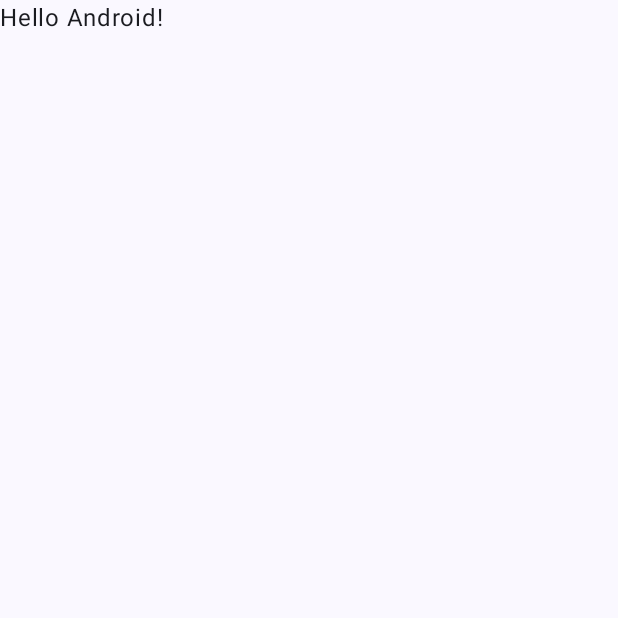
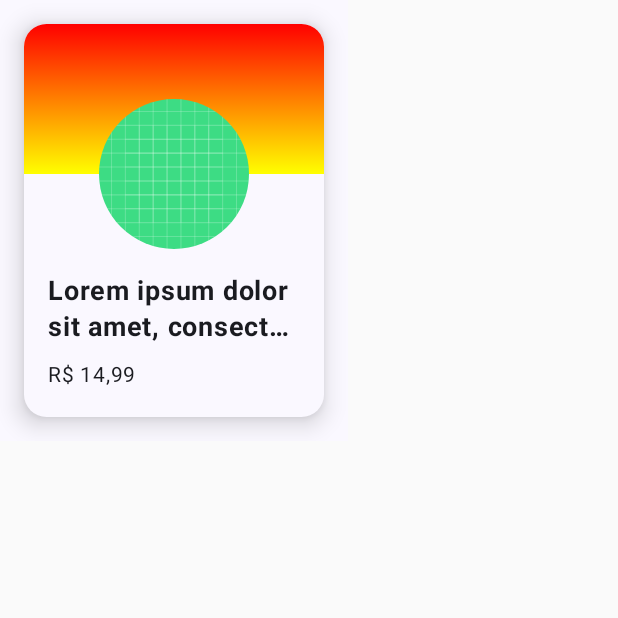
Before and after one commit to Jean-Carlo-Torres/sabor_express_android, an Android app built with Jetpack Compose: the screen it shows after launch (MainActivity), on a phone screen of 412 x 824 dp, the top half of it. Before the commit the part shown is almost empty. Run offline under Robolectric (Android 15) with nearby library versions, the phone set to English and light mode, and no system bars.

Commit message:
Personalizando o design com Jetpack Compose

```diff
--- a/app/src/main/java/br/com/saborexpress/MainActivity.kt
+++ b/app/src/main/java/br/com/saborexpress/MainActivity.kt
@@ -3,13 +3,36 @@ package br.com.saborexpress
 import android.os.Bundle
 import androidx.activity.ComponentActivity
 import androidx.activity.compose.setContent
-import androidx.compose.foundation.layout.fillMaxSize
-import androidx.compose.material3.MaterialTheme
+import androidx.compose.foundation.Image
+import androidx.compose.foundation.background
+import androidx.compose.foundation.layout.Box
+import androidx.compose.foundation.layout.Column
+import androidx.compose.foundation.layout.Spacer
+import androidx.compose.foundation.layout.fillMaxWidth
+import androidx.compose.foundation.layout.height
+import androidx.compose.foundation.layout.heightIn
+import androidx.compose.foundation.layout.offset
+import androidx.compose.foundation.layout.padding
+import androidx.compose.foundation.layout.size
+import androidx.compose.foundation.layout.width
+import androidx.compose.foundation.shape.CircleShape
+import androidx.compose.foundation.shape.RoundedCornerShape
 import androidx.compose.material3.Surface
 import androidx.compose.material3.Text
 import androidx.compose.runtime.Composable
+import androidx.compose.ui.Alignment.Companion.BottomCenter
+import androidx.compose.ui.Alignment.Companion.CenterHorizontally
 import androidx.compose.ui.Modifier
+import androidx.compose.ui.draw.clip
+import androidx.compose.ui.graphics.Brush
+import androidx.compose.ui.graphics.Color
+import androidx.compose.ui.res.painterResource
+import androidx.compose.ui.text.font.FontWeight
+import androidx.compose.ui.text.style.TextOverflow
 import androidx.compose.ui.tooling.preview.Preview
+import androidx.compose.ui.tooling.preview.datasource.LoremIpsum
+import androidx.compose.ui.unit.dp
+import androidx.compose.ui.unit.sp
 import br.com.saborexpress.ui.theme.SaborExpressTheme
 
 class MainActivity : ComponentActivity() {
@@ -17,30 +40,69 @@ class MainActivity : ComponentActivity() {
         super.onCreate(savedInstanceState)
         setContent {
             SaborExpressTheme {
-                // A surface container using the 'background' color from the theme
-                Surface(
-                    modifier = Modifier.fillMaxSize(),
-                    color = MaterialTheme.colorScheme.background
-                ) {
-                    Greeting("Android")
+                Surface {
+                    ProductItem()
                 }
             }
         }
     }
 }
 
-@Composable
-fun Greeting(name: String, modifier: Modifier = Modifier) {
-    Text(
-        text = "Hello $name!",
-        modifier = modifier
-    )
-}
-
 @Preview(showBackground = true)
 @Composable
-fun GreetingPreview() {
-    SaborExpressTheme {
-        Greeting("Android")
+fun ProductItem() {
+    Surface(
+        modifier = Modifier.padding(16.dp),
+        shape = RoundedCornerShape(15.dp),
+        shadowElevation = 10.dp,
+    ) {
+        Column(
+            Modifier
+                .heightIn(250.dp, 300.dp)
+                .width(200.dp)
+        ) {
+            val imageSize = 100.dp
+            Box(
+                modifier = Modifier
+                    .height(imageSize)
+                    .background(
+                        brush = Brush.verticalGradient(
+                            colors = listOf(
+                                Color.Red,
+                                Color.Yellow
+                            )
+                        )
+                    )
+                    .fillMaxWidth()
+            ) {
+                Image(
+                    painter = painterResource(id = R.drawable.ic_launcher_background),
+                    contentDescription = null,
+                    Modifier
+                        .size(imageSize)
+                        .offset(y = imageSize/2)
+                        .clip(shape = CircleShape)
+                        .align(BottomCenter)
+                )
+            }
+            Spacer(modifier = Modifier.height(imageSize/2))
+            Column(Modifier.padding(16.dp)) {
+                Text(
+                    text = LoremIpsum(50).values.first(),
+                    fontSize = 18.sp,
+                    fontWeight = FontWeight(700),
+                    modifier = Modifier
+                        .align(CenterHorizontally),
+                    maxLines = 2,
+                    overflow = TextOverflow.Ellipsis
+                )
+                Text(
+                    text = "R$ 14,99",
+                    Modifier.padding(top = 8.dp),
+                    fontSize = 14.sp,
+                    fontWeight = FontWeight(400)
+                )
+            }
+        }
     }
 }
```
Also changed, not shown: 1 other file.
